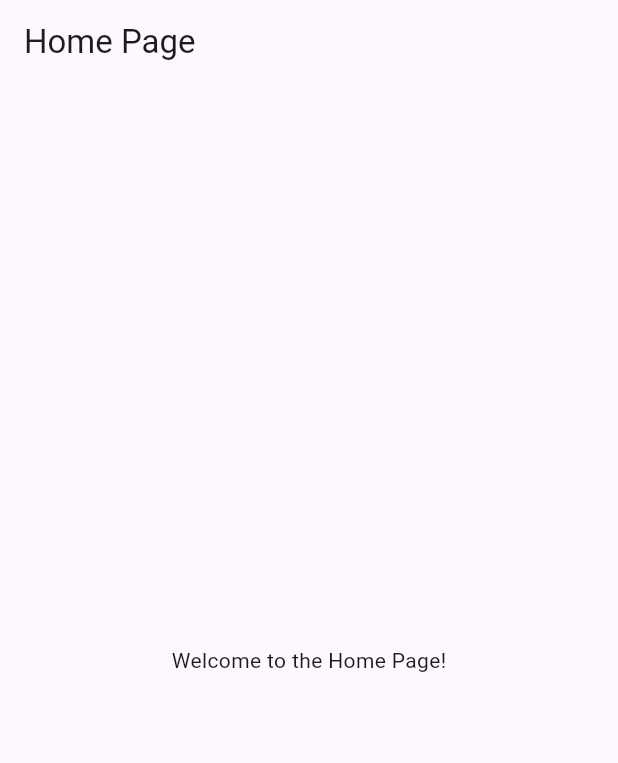
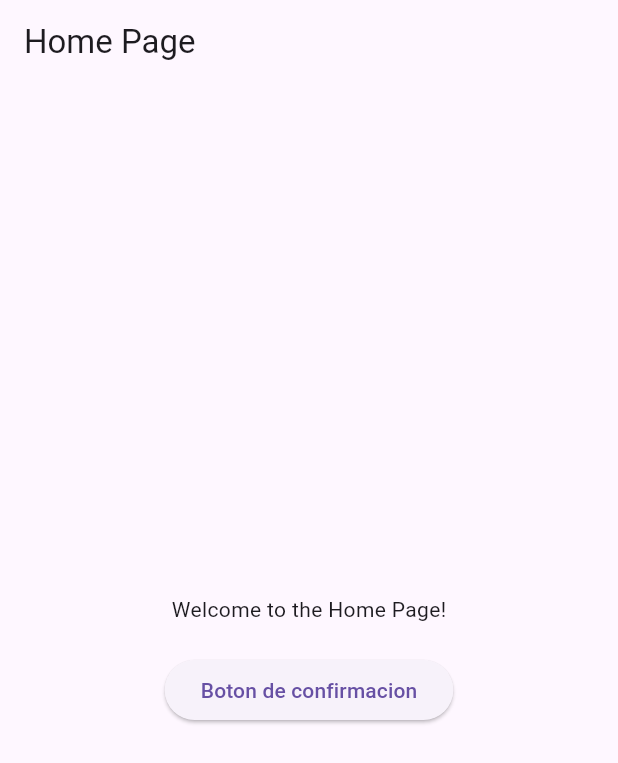
Before and after one commit to Notmisa09/DeliveryMobileApp, a Flutter app: the HomePage screen opened directly, on a phone screen of 412 x 824 dp. Shown: the top 763 px of the screen. Run offline on Flutter 3.47's test engine with Material 3 defaults, Android fonts, the phone set to English and light mode, and no system bars; our stand-ins replace sqflite; accounts and stored records are empty.

Commit message:
Pagina de confirmacion

```diff
--- a/deliveryappproject/lib/View/anotherpage.dart
+++ b/deliveryappproject/lib/View/anotherpage.dart
@@ -1,4 +1,5 @@
 import 'package:flutter/material.dart';
+import 'order_confirmation.dart';
 
 class HomePage extends StatelessWidget {
   const HomePage({super.key});
@@ -10,7 +11,24 @@ class HomePage extends StatelessWidget {
         title: const Text("Home Page"),
       ),
       body: Center(
-        child: const Text("Welcome to the Home Page!"),
+        child: Column(
+          mainAxisAlignment: MainAxisAlignment.center,
+          children: [
+            const Text("Welcome to the Home Page!"),
+            const SizedBox(height: 20),
+            ElevatedButton(
+              onPressed: () {
+                Navigator.push(
+                  context,
+                  MaterialPageRoute(
+                    builder: (context) => OrderConfirmationScreen(),
+                  ),
+                );
+              },
+              child: const Text("Boton de confirmacion"),
+            ),
+          ],
+        ),
       ),
     );
   }
```
Also changed, not shown: deliveryappproject/lib/View/order_confirmation.dart (added, +33 -0 lines).
